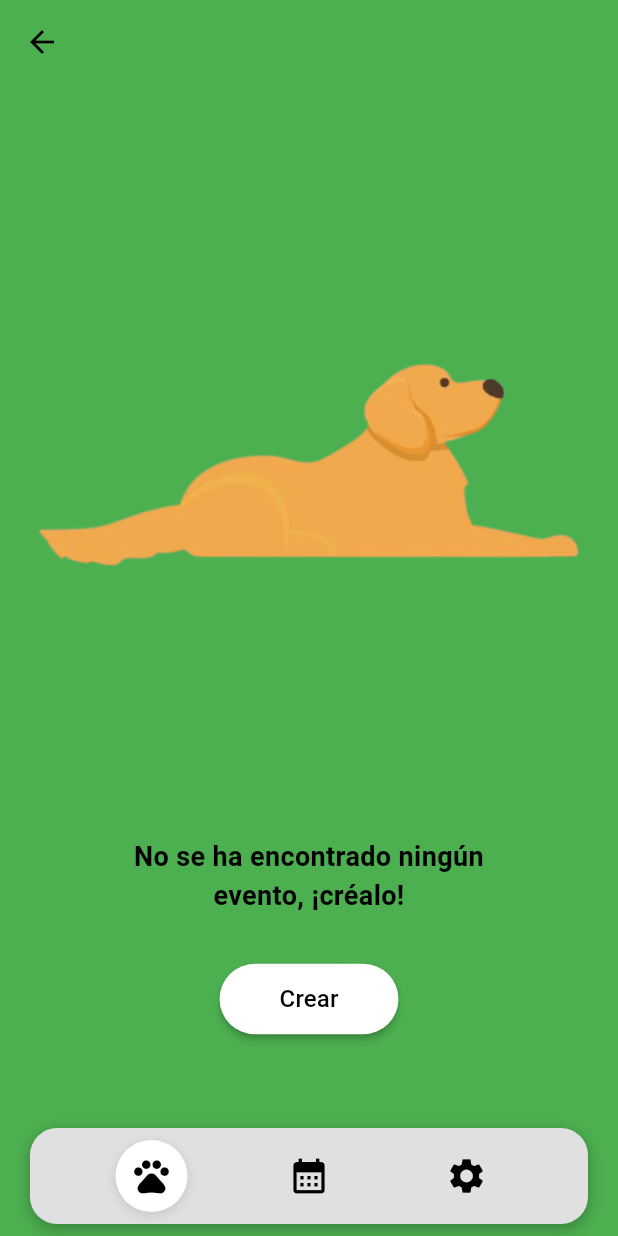
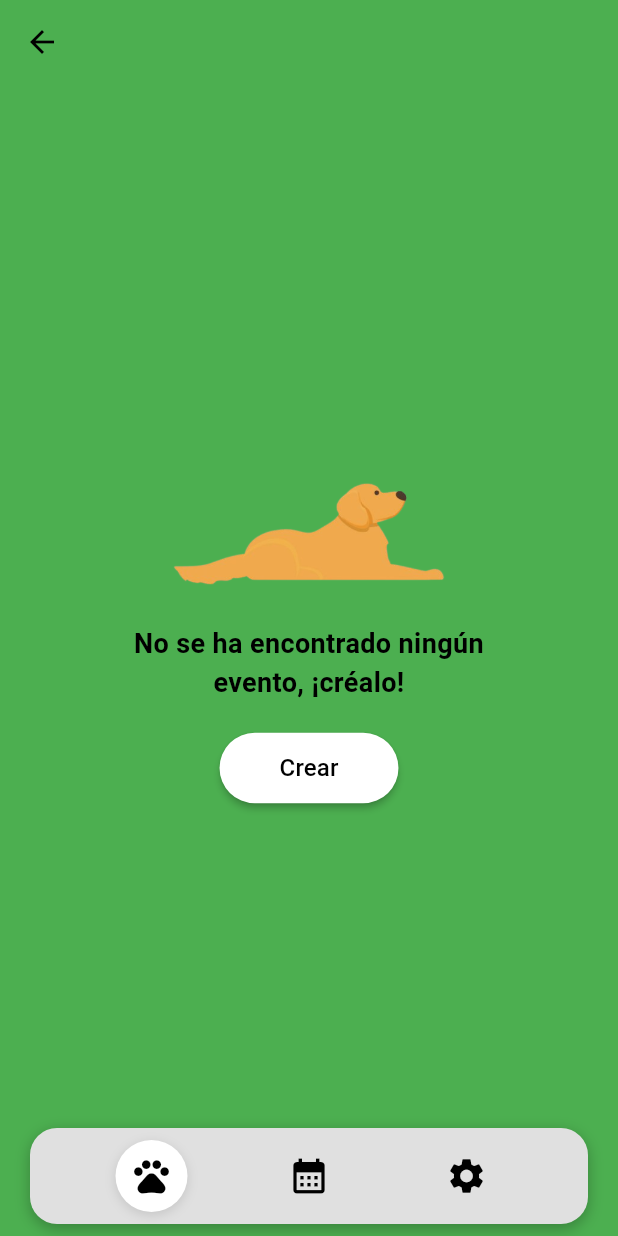
Before and after one commit to ddimatee/My-Best-Friend, a Flutter app: the EventosPantalla screen opened directly, on a phone screen of 412 x 824 dp. Run offline on Flutter 3.47's test engine with Material 3 defaults, Android fonts, the phone set to English and light mode, and no system bars; our stand-ins replace image_picker, shared_preferences; accounts and stored records are empty.

Commit message:
se corrigen diseños y funciones de los modulos Calendario y Evento

```diff
--- a/frontend/my_best_friend_app/lib/modulo_calendario/configuracion_avanzada_calendario.dart
+++ b/frontend/my_best_friend_app/lib/modulo_calendario/configuracion_avanzada_calendario.dart
@@ -28,7 +28,7 @@ class ConfiguracionAvanzadaCalendario extends StatefulWidget {
 }
 
 class _ConfiguracionAvanzadaCalendarioState extends State<ConfiguracionAvanzadaCalendario> {
-  final Color _greenColor = const Color(0xFF2196F3); // Azul más visible
+  final Color _greenColor = const Color(0xFF4CAF50); // Verde consistente con la app
   final Color _grayColor = const Color(0xFFE5E5E5);
 
   bool _sonidoActivado = true;
@@ -307,7 +307,7 @@ class _ConfiguracionCard extends StatelessWidget {
         children: [
           Row(
             children: [
-              Icon(icono, size: 24, color: const Color(0xFF2196F3)),
+              Icon(icono, size: 24, color: const Color(0xFF4CAF50)),
               const SizedBox(width: 8),
               Text(
                 titulo,
@@ -356,7 +356,7 @@ class _SwitchItem extends StatelessWidget {
           Switch(
             value: valor,
             onChanged: onChanged,
-            activeColor: const Color(0xFF2196F3),
+            activeColor: const Color(0xFF4CAF50),
           ),
         ],
       ),
--- a/frontend/my_best_friend_app/lib/modulo_calendario/confirmacion_final_calendario.dart
+++ b/frontend/my_best_friend_app/lib/modulo_calendario/confirmacion_final_calendario.dart
@@ -395,7 +395,7 @@ class _ResumenItem extends StatelessWidget {
     return Row(
       crossAxisAlignment: CrossAxisAlignment.start,
       children: [
-        Icon(icono, size: 20, color: const Color(0xFF2196F3)),
+        Icon(icono, size: 20, color: const Color(0xFF4CAF50)),
         const SizedBox(width: 12),
         Expanded(
           child: Column(
--- a/frontend/my_best_friend_app/lib/modulo_calendario/formulario_descripcion_calendario.dart
+++ b/frontend/my_best_friend_app/lib/modulo_calendario/formulario_descripcion_calendario.dart
@@ -14,7 +14,7 @@ class _FormularioDescripcionCalendarioState extends State<FormularioDescripcionC
   final _formKey = GlobalKey<FormState>();
   final _descripcionController = TextEditingController();
   final _focusNode = FocusNode();
-  final Color _greenColor = const Color(0xFF2196F3); // Azul más visible
+  final Color _greenColor = const Color(0xFF4CAF50); // Verde consistente con la app
   final Color _grayColor = const Color(0xFFE5E5E5);
 
   late AnimationController _fadeController;
@@ -468,12 +468,12 @@ class _BottomItem extends StatelessWidget {
         curve: Curves.easeInOutCubic,
         padding: const EdgeInsets.all(12),
         decoration: BoxDecoration(
-          color: selected ? const Color(0xFF2196F3) : Colors.transparent,
+          color: selected ? const Color(0xFF4CAF50) : Colors.transparent,
           shape: BoxShape.circle,
           boxShadow: selected
               ? [
                   BoxShadow(
-                    color: const Color(0xFF2196F3).withOpacity(0.3),
+                    color: const Color(0xFF4CAF50).withOpacity(0.3),
                     blurRadius: 12,
                     offset: const Offset(0, 4),
                   )
--- a/frontend/my_best_friend_app/lib/modulo_calendario/seleccion_categoria_calendario.dart
+++ b/frontend/my_best_friend_app/lib/modulo_calendario/seleccion_categoria_calendario.dart
@@ -11,7 +11,7 @@ class SeleccionCategoriaCalendario extends StatefulWidget {
 }
 
 class _SeleccionCategoriaCalendarioState extends State<SeleccionCategoriaCalendario> {
-  final Color _greenColor = const Color(0xFF2196F3); // Azul más visible
+  final Color _greenColor = const Color(0xFF4CAF50); // Verde consistente con la app
   final Color _grayColor = const Color(0xFFE5E5E5);
   String? _categoriaSeleccionada;
 
@@ -199,12 +199,12 @@ class _CategoriaItem extends StatelessWidget {
             Container(
               padding: const EdgeInsets.all(12),
               decoration: BoxDecoration(
-                color: seleccionada ? Colors.white : const Color(0xFF2196F3),
+                color: seleccionada ? Colors.white : const Color(0xFF4CAF50),
                 shape: BoxShape.circle,
               ),
               child: Icon(
                 categoria['icono'],
-                color: seleccionada ? const Color(0xFF2196F3) : Colors.white,
+                color: seleccionada ? const Color(0xFF4CAF50) : Colors.white,
                 size: 24,
               ),
             ),
--- a/frontend/my_best_friend_app/lib/modulo_eventos/eventos_pantalla.dart
+++ b/frontend/my_best_friend_app/lib/modulo_eventos/eventos_pantalla.dart
@@ -164,48 +164,18 @@ class _EventosPantallaState extends State<EventosPantalla> {
   }
 
   Widget _buildEmptyState() {
-    return Center(
+    return Padding(
+      padding: const EdgeInsets.symmetric(horizontal: 20),
+      child: Stack(
+        children: [
+          // Contenido principal con texto y botón
+          Positioned(
+            left: 0,
+            right: 0,
+            top: 360,
             child: Column(
-        mainAxisAlignment: MainAxisAlignment.center,
+              mainAxisSize: MainAxisSize.min,
               children: [
-          // Imagen del perro con hueso
-          Container(
-            width: 400,
-            height: 400,
-            margin: const EdgeInsets.only(bottom: 24),
-            child: Image.asset(
-              'assets/images/perro_evento.png',
-              width: 400,
-              height: 400,
-              fit: BoxFit.contain,
-              errorBuilder: (context, error, stackTrace) {
-                print('Error cargando imagen perro_evento.png: $error');
-                // Fallback a una imagen que sabemos funciona
-                return Image.asset(
-                  'assets/images/perro_evento.png',
-                  width: 300,
-                  height: 300,
-                  fit: BoxFit.contain,
-                  errorBuilder: (context, error2, stackTrace2) {
-                    return Container(
-                      width: 300,
-                      height: 300,
-                      decoration: BoxDecoration(
-                        color: _greenColor.withOpacity(0.1),
-                        borderRadius: BorderRadius.circular(100),
-                      ),
-                      child: Icon(
-                        Icons.pets,
-                        size: 80,
-                        color: _greenColor,
-                      ),
-                    );
-                  },
-                );
-              },
-            ),
-          ),
-          const SizedBox(height: 24),
                 const Text(
                   'No se ha encontrado ningún\nevento, ¡créalo!',
                   textAlign: TextAlign.center,
@@ -215,7 +185,7 @@ class _EventosPantallaState extends State<EventosPantalla> {
                     color: Colors.black,
                   ),
                 ),
-          const SizedBox(height: 32),
+                const SizedBox(height: 20),
                 ElevatedButton(
                   onPressed: _navegarASeleccionCategoria,
                   style: ElevatedButton.styleFrom(
@@ -232,6 +202,41 @@ class _EventosPantallaState extends State<EventosPantalla> {
                     style: TextStyle(
                       fontSize: 16,
                       fontWeight: FontWeight.w500,
+                    ),
+                  ),
+                ),
+              ],
+            ),
+          ),
+
+          Positioned(
+            left: 0,
+            right: 0,
+            top: 200,
+            child: Container(
+              width: 280,
+              height: 200,
+              child: Image.asset(
+                'assets/images/perro_evento.png',
+                width: 280,
+                height: 200,
+                fit: BoxFit.contain,
+                errorBuilder: (context, error, stackTrace) {
+                  print('Error cargando imagen perro_evento.png: $error');
+                  return Container(
+                    width: 280,
+                    height: 200,
+                    decoration: BoxDecoration(
+                      color: _greenColor.withOpacity(0.1),
+                      borderRadius: BorderRadius.circular(100),
+                    ),
+                    child: Icon(
+                      Icons.pets,
+                      size: 60,
+                      color: _greenColor,
+                    ),
+                  );
+                },
               ),
             ),
           ),
```
Also changed, not shown: frontend/my_best_friend_app/lib/modulo_calendario/calendario_modulo_pantalla.dart (+12 -12 lines), frontend/my_best_friend_app/lib/modulo_calendario/configuracion_recordatorio_calendario.dart (+7 -8 lines), frontend/my_best_friend_app/lib/modulo_calendario/detalle_recordatorio_calendario.dart (+4 -4 lines), frontend/my_best_friend_app/lib/modulo_calendario/opciones_programacion_calendario.dart (+10 -9 lines), frontend/my_best_friend_app/lib/modulo_eventos/formulario_evento.dart (+38 -21 lines), frontend/my_best_friend_app/lib/modulo_eventos/seleccion_categoria_evento.dart (+3 -13 lines), frontend/my_best_friend_app/assets/images/perro_calendario.png (added). Lines whose indentation alone changed are shown as unchanged.
